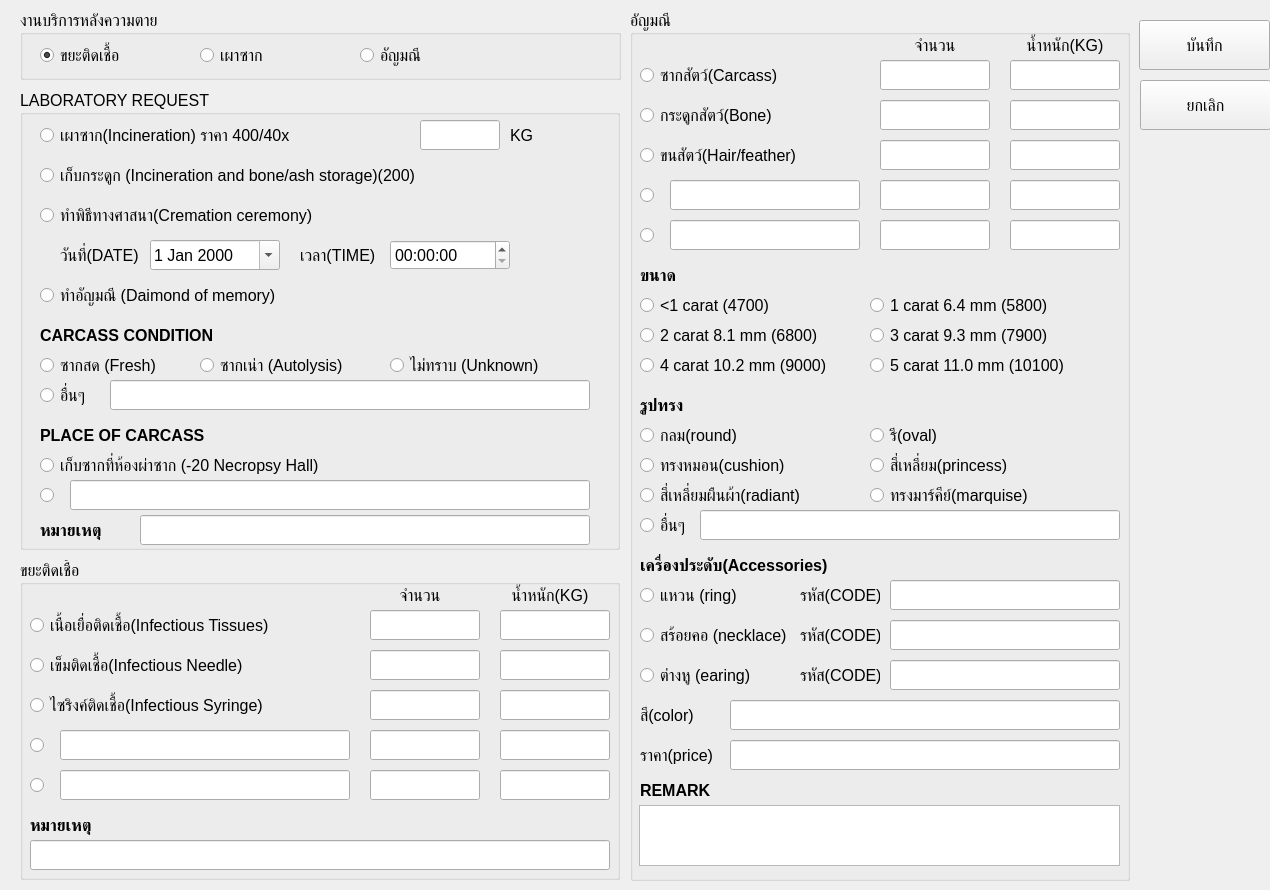
MYSitthichat/CVDTT_CM, file UI/after_death.ui: the form before one commit.
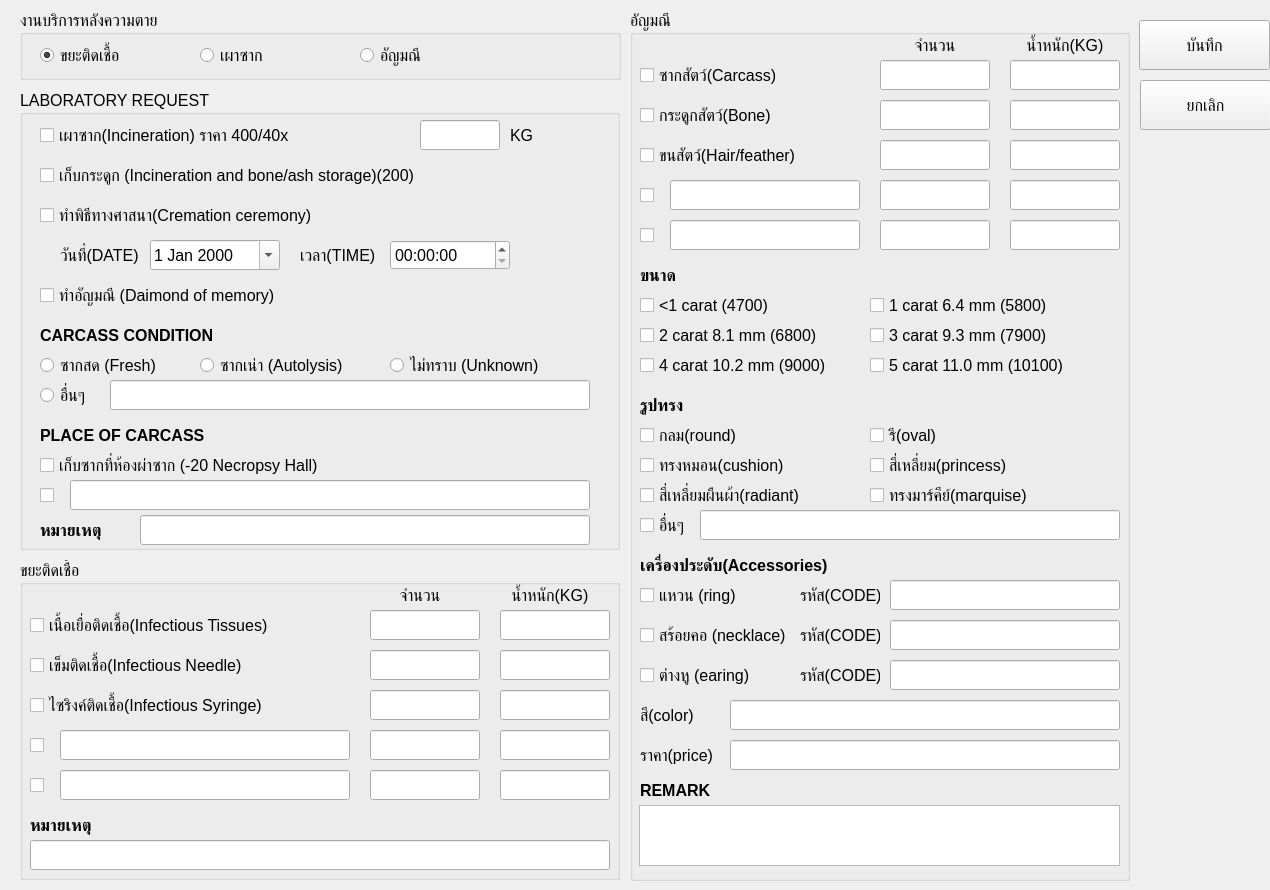
The form after the commit.

Commit message: after death

The edit to the form file:
```diff
--- a/UI/after_death.ui
+++ b/UI/after_death.ui
@@ -108,7 +108,7 @@
    <property name="title">
     <string>LABORATORY REQUEST</string>
    </property>
-   <widget class="QRadioButton" name="rb_incineration">
+   <widget class="QCheckBox" name="cb_incineration">
     <property name="geometry">
      <rect>
       <x>20</x>
@@ -159,7 +159,7 @@
      <string>KG</string>
     </property>
    </widget>
-   <widget class="QRadioButton" name="rb_bone_storage">
+   <widget class="QCheckBox" name="cb_bone_storage">
     <property name="geometry">
      <rect>
       <x>20</x>
@@ -177,7 +177,7 @@
      <string>เก็บกระดูก (Incineration and bone/ash storage)(200)</string>
     </property>
    </widget>
-   <widget class="QRadioButton" name="rb_ceremony">
+   <widget class="QCheckBox" name="cb_ceremony">
     <property name="geometry">
      <rect>
       <x>20</x>
@@ -264,7 +264,7 @@
      </font>
     </property>
    </widget>
-   <widget class="QRadioButton" name="rb_diamond_mem">
+   <widget class="QCheckBox" name="cb_diamond_mem">
     <property name="geometry">
      <rect>
       <x>20</x>
@@ -407,7 +407,7 @@
      <string>PLACE OF CARCASS</string>
     </property>
    </widget>
-   <widget class="QRadioButton" name="rb_necropsy">
+   <widget class="QCheckBox" name="cb_necropsy">
     <property name="geometry">
      <rect>
       <x>20</x>
@@ -425,7 +425,7 @@
      <string>เก็บซากที่ห้องผ่าซาก (-20 Necropsy Hall)</string>
     </property>
    </widget>
-   <widget class="QRadioButton" name="rb_place_opt1">
+   <widget class="QCheckBox" name="cb_place_opt1">
     <property name="geometry">
      <rect>
       <x>20</x>
@@ -537,7 +537,7 @@
      <set>Qt::AlignmentFlag::AlignCenter</set>
     </property>
    </widget>
-   <widget class="QRadioButton" name="rb_tissues">
+   <widget class="QCheckBox" name="cb_tissues">
     <property name="geometry">
      <rect>
       <x>10</x>
@@ -570,7 +570,7 @@
      </rect>
     </property>
    </widget>
-   <widget class="QRadioButton" name="rb_needle">
+   <widget class="QCheckBox" name="cb_needle">
     <property name="geometry">
      <rect>
       <x>10</x>
@@ -603,7 +603,7 @@
      </rect>
     </property>
    </widget>
-   <widget class="QRadioButton" name="rb_syringe">
+   <widget class="QCheckBox" name="cb_syringe">
     <property name="geometry">
      <rect>
       <x>10</x>
@@ -636,7 +636,7 @@
      </rect>
     </property>
    </widget>
-   <widget class="QRadioButton" name="rb_inf_other1">
+   <widget class="QCheckBox" name="cb_inf_other1">
     <property name="geometry">
      <rect>
       <x>10</x>
@@ -679,7 +679,7 @@
      </rect>
     </property>
    </widget>
-   <widget class="QRadioButton" name="rb_inf_other2">
+   <widget class="QCheckBox" name="cb_inf_other2">
     <property name="geometry">
      <rect>
       <x>10</x>
@@ -801,7 +801,7 @@
      <set>Qt::AlignmentFlag::AlignCenter</set>
     </property>
    </widget>
-   <widget class="QRadioButton" name="rb_gem_carcass">
+   <widget class="QCheckBox" name="cb_gem_carcass">
     <property name="geometry">
      <rect>
       <x>10</x>
@@ -844,7 +844,7 @@
      </font>
     </property>
    </widget>
-   <widget class="QRadioButton" name="rb_gem_bone">
+   <widget class="QCheckBox" name="cb_gem_bone">
     <property name="geometry">
      <rect>
       <x>10</x>
@@ -887,7 +887,7 @@
      </font>
     </property>
    </widget>
-   <widget class="QRadioButton" name="rb_gem_hair">
+   <widget class="QCheckBox" name="cb_gem_hair">
     <property name="geometry">
      <rect>
       <x>10</x>
@@ -930,7 +930,7 @@
      </font>
     </property>
    </widget>
-   <widget class="QRadioButton" name="rb_gem_other1">
+   <widget class="QCheckBox" name="cb_gem_other1">
     <property name="geometry">
      <rect>
       <x>10</x>
@@ -988,7 +988,7 @@
      </font>
     </property>
    </widget>
-   <widget class="QRadioButton" name="rb_gem_other2">
+   <widget class="QCheckBox" name="cb_gem_other2">
     <property name="geometry">
      <rect>
       <x>10</x>
@@ -1065,7 +1065,7 @@
      <string>ขนาด</string>
     </property>
    </widget>
-   <widget class="QRadioButton" name="rb_size_lt1">
+   <widget class="QCheckBox" name="cb_size_lt1">
     <property name="geometry">
      <rect>
       <x>10</x>
@@ -1083,7 +1083,7 @@
      <string>&lt;1 carat (4700)</string>
     </property>
    </widget>
-   <widget class="QRadioButton" name="rb_size_1c">
+   <widget class="QCheckBox" name="cb_size_1c">
     <property name="geometry">
      <rect>
       <x>240</x>
@@ -1101,7 +1101,7 @@
      <string>1 carat 6.4 mm (5800)</string>
     </property>
    </widget>
-   <widget class="QRadioButton" name="rb_size_2c">
+   <widget class="QCheckBox" name="cb_size_2c">
     <property name="geometry">
      <rect>
       <x>10</x>
@@ -1119,7 +1119,7 @@
      <string>2 carat 8.1 mm (6800)</string>
     </property>
    </widget>
-   <widget class="QRadioButton" name="rb_size_3c">
+   <widget class="QCheckBox" name="cb_size_3c">
     <property name="geometry">
      <rect>
       <x>240</x>
@@ -1137,7 +1137,7 @@
      <string>3 carat 9.3 mm (7900)</string>
     </property>
    </widget>
-   <widget class="QRadioButton" name="rb_size_4c">
+   <widget class="QCheckBox" name="cb_size_4c">
     <property name="geometry">
      <rect>
       <x>10</x>
@@ -1155,7 +1155,7 @@
      <string>4 carat 10.2 mm (9000)</string>
     </property>
    </widget>
-   <widget class="QRadioButton" name="rb_size_5c">
+   <widget class="QCheckBox" name="cb_size_5c">
     <property name="geometry">
      <rect>
       <x>240</x>
@@ -1192,7 +1192,7 @@
      <string>รูปทรง</string>
     </property>
    </widget>
-   <widget class="QRadioButton" name="rb_shape_round">
+   <widget class="QCheckBox" name="cb_shape_round">
     <property name="geometry">
      <rect>
       <x>10</x>
@@ -1210,7 +1210,7 @@
      <string>กลม(round)</string>
     </property>
    </widget>
-   <widget class="QRadioButton" name="rb_shape_oval">
+   <widget class="QCheckBox" name="cb_shape_oval">
     <property name="geometry">
      <rect>
       <x>240</x>
@@ -1228,7 +1228,7 @@
      <string>รี(oval)</string>
     </property>
    </widget>
-   <widget class="QRadioButton" name="rb_shape_cushion">
+   <widget class="QCheckBox" name="cb_shape_cushion">
     <property name="geometry">
      <rect>
       <x>10</x>
@@ -1246,7 +1246,7 @@
      <string>ทรงหมอน(cushion)</string>
     </property>
    </widget>
-   <widget class="QRadioButton" name="rb_shape_princess">
+   <widget class="QCheckBox" name="cb_shape_princess">
     <property name="geometry">
      <rect>
       <x>240</x>
@@ -1264,7 +1264,7 @@
      <string>สี่เหลี่ยม(princess)</string>
     </property>
    </widget>
-   <widget class="QRadioButton" name="rb_shape_radiant">
+   <widget class="QCheckBox" name="cb_shape_radiant">
     <property name="geometry">
      <rect>
       <x>10</x>
@@ -1282,7 +1282,7 @@
      <string>สี่เหลี่ยมผืนผ้า(radiant)</string>
     </property>
    </widget>
-   <widget class="QRadioButton" name="rb_shape_marquise">
+   <widget class="QCheckBox" name="cb_shape_marquise">
     <property name="geometry">
      <rect>
       <x>240</x>
@@ -1300,7 +1300,7 @@
      <string>ทรงมาร์คีย์(marquise)</string>
     </property>
    </widget>
-   <widget class="QRadioButton" name="rb_shape_other">
+   <widget class="QCheckBox" name="cb_shape_other">
     <property name="geometry">
      <rect>
       <x>10</x>
@@ -1352,7 +1352,7 @@
      <string>เครื่องประดับ(Accessories)</string>
     </property>
    </widget>
-   <widget class="QRadioButton" name="rb_acc_ring">
+   <widget class="QCheckBox" name="cb_acc_ring">
     <property name="geometry">
      <rect>
       <x>10</x>
@@ -1403,7 +1403,7 @@
      </font>
     </property>
    </widget>
-   <widget class="QRadioButton" name="rb_acc_necklace">
+   <widget class="QCheckBox" name="cb_acc_necklace">
     <property name="geometry">
      <rect>
       <x>10</x>
@@ -1454,7 +1454,7 @@
      </font>
     </property>
    </widget>
-   <widget class="QRadioButton" name="rb_acc_earing">
+   <widget class="QCheckBox" name="cb_acc_earing">
     <property name="geometry">
      <rect>
       <x>10</x>
```
Left out of the diff: 60 changed lines with no effect on the pictures. The commit also changes 7 other files.
